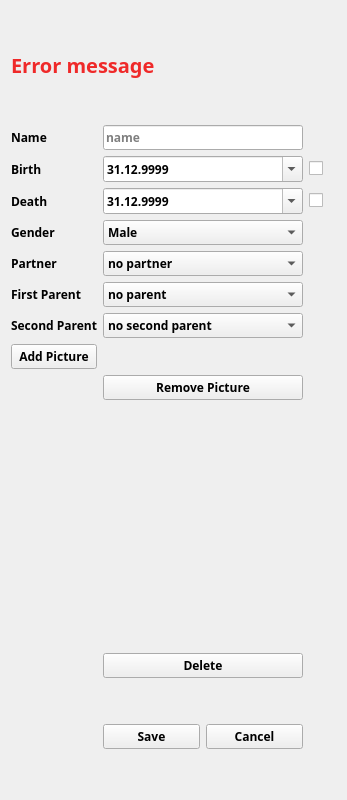
Before: the Qt Designer form FamilyTree/src/gui/editpanel.ui in moumitahmad/Stammbaum, drawn with Qt 5.
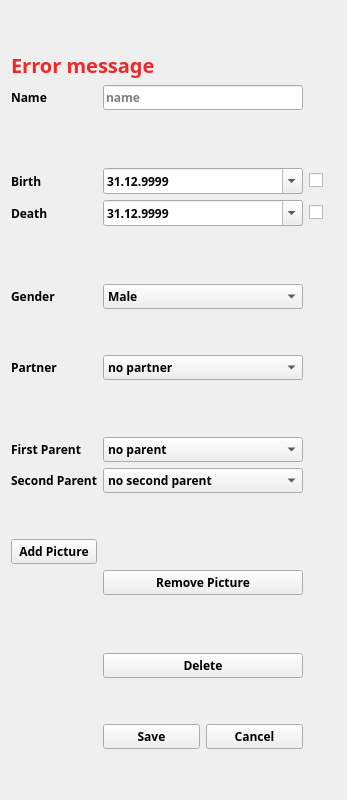
After: the same form once the commit is applied.

Patch:
```diff
--- a/FamilyTree/src/gui/editpanel.ui
+++ b/FamilyTree/src/gui/editpanel.ui
@@ -29,133 +29,9 @@
      </property>
     </widget>
    </item>
-   <item row="4" column="0">
-    <spacer name="verticalSpacer_4">
-     <property name="orientation">
-      <enum>Qt::Vertical</enum>
-     </property>
-     <property name="sizeType">
-      <enum>QSizePolicy::Minimum</enum>
-     </property>
-     <property name="sizeHint" stdset="0">
-      <size>
-       <width>20</width>
-       <height>40</height>
-      </size>
-     </property>
-    </spacer>
-   </item>
-   <item row="3" column="0">
+   <item row="2" column="0">
     <layout class="QGridLayout" name="gridLayout_3">
-     <item row="6" column="2">
-      <widget class="QComboBox" name="ChooseGender">
-       <property name="sizePolicy">
-        <sizepolicy hsizetype="Minimum" vsizetype="Fixed">
-         <horstretch>0</horstretch>
-         <verstretch>0</verstretch>
-        </sizepolicy>
-       </property>
-       <property name="minimumSize">
-        <size>
-         <width>200</width>
-         <height>0</height>
-        </size>
-       </property>
-       <property name="maximumSize">
-        <size>
-         <width>200</width>
-         <height>16777215</height>
-        </size>
-       </property>
-       <property name="font">
-        <font>
-         <family>Sawasdee</family>
-         <weight>75</weight>
-         <bold>true</bold>
-        </font>
-       </property>
-       <property name="currentText">
-        <string>Male</string>
-       </property>
-       <item>
-        <property name="text">
-         <string>Male</string>
-        </property>
-       </item>
-       <item>
-        <property name="text">
-         <string>Female</string>
-        </property>
-       </item>
-       <item>
-        <property name="text">
-         <string>Diverse</string>
-        </property>
-       </item>
-       <item>
-        <property name="text">
-         <string>Unknown</string>
-        </property>
-       </item>
-      </widget>
-     </item>
-     <item row="14" column="2">
-      <spacer name="verticalSpacer">
-       <property name="orientation">
-        <enum>Qt::Vertical</enum>
-       </property>
-       <property name="sizeType">
-        <enum>QSizePolicy::Expanding</enum>
-       </property>
-       <property name="sizeHint" stdset="0">
-        <size>
-         <width>20</width>
-         <height>40</height>
-        </size>
-       </property>
-      </spacer>
-     </item>
-     <item row="8" column="2">
-      <widget class="QComboBox" name="In_FirstParent">
-       <property name="font">
-        <font>
-         <family>Sawasdee</family>
-         <weight>75</weight>
-         <bold>true</bold>
-        </font>
-       </property>
-       <item>
-        <property name="text">
-         <string>no parent</string>
-        </property>
-       </item>
-      </widget>
-     </item>
-     <item row="5" column="3">
-      <widget class="QCheckBox" name="DeathCheckBox">
-       <property name="text">
-        <string/>
-       </property>
-       <property name="tristate">
-        <bool>false</bool>
-       </property>
-      </widget>
-     </item>
-     <item row="15" column="2">
-      <widget class="QPushButton" name="ButtonDelete">
-       <property name="font">
-        <font>
-         <family>Sawasdee</family>
-         <weight>75</weight>
-         <bold>true</bold>
-        </font>
-       </property>
-       <property name="text">
-        <string>Delete</string>
-       </property>
-      </widget>
-     </item>
-     <item row="9" column="0">
+     <item row="12" column="0">
       <widget class="QLabel" name="label_2">
        <property name="font">
         <font>
@@ -169,8 +45,8 @@
        </property>
       </widget>
      </item>
-     <item row="3" column="0">
-      <widget class="QLabel" name="LabelBirth">
+     <item row="11" column="0">
+      <widget class="QLabel" name="firstParentLabel">
        <property name="font">
         <font>
          <family>Sawasdee</family>
@@ -179,26 +55,10 @@
         </font>
        </property>
        <property name="text">
-        <string>Birth</string>
+        <string>First Parent</string>
        </property>
       </widget>
      </item>
-     <item row="16" column="2">
-      <spacer name="verticalSpacer_2">
-       <property name="orientation">
-        <enum>Qt::Vertical</enum>
-       </property>
-       <property name="sizeType">
-        <enum>QSizePolicy::Minimum</enum>
-       </property>
-       <property name="sizeHint" stdset="0">
-        <size>
-         <width>20</width>
-         <height>40</height>
-        </size>
-       </property>
-      </spacer>
-     </item>
      <item row="3" column="3">
       <widget class="QCheckBox" name="BirthCheckBox">
        <property name="text">
@@ -209,34 +69,6 @@
        </property>
       </widget>
      </item>
-     <item row="6" column="0">
-      <widget class="QLabel" name="LabelGender">
-       <property name="font">
-        <font>
-         <family>Sawasdee</family>
-         <weight>75</weight>
-         <bold>true</bold>
-        </font>
-       </property>
-       <property name="text">
-        <string>Gender</string>
-       </property>
-      </widget>
-     </item>
-     <item row="5" column="0">
-      <widget class="QLabel" name="LabelDeath">
-       <property name="font">
-        <font>
-         <family>Sawasdee</family>
-         <weight>75</weight>
-         <bold>true</bold>
-        </font>
-       </property>
-       <property name="text">
-        <string>Death</string>
-       </property>
-      </widget>
-     </item>
      <item row="1" column="0">
       <widget class="QLabel" name="LabelName">
        <property name="font">
@@ -251,93 +83,6 @@
        </property>
       </widget>
      </item>
-     <item row="7" column="2">
-      <widget class="QComboBox" name="ChoosePartner">
-       <property name="font">
-        <font>
-         <family>Sawasdee</family>
-         <weight>75</weight>
-         <bold>true</bold>
-        </font>
-       </property>
-       <item>
-        <property name="text">
-         <string>no partner</string>
-        </property>
-       </item>
-      </widget>
-     </item>
-     <item row="10" column="0">
-      <widget class="QPushButton" name="ButtonAddPicture">
-       <property name="font">
-        <font>
-         <family>Sawasdee</family>
-         <weight>75</weight>
-         <bold>true</bold>
-        </font>
-       </property>
-       <property name="text">
-        <string>Add Picture</string>
-       </property>
-      </widget>
-     </item>
-     <item row="9" column="2">
-      <widget class="QComboBox" name="In_SecondParent">
-       <property name="font">
-        <font>
-         <family>Sawasdee</family>
-         <weight>75</weight>
-         <bold>true</bold>
-        </font>
-       </property>
-       <item>
-        <property name="text">
-         <string>no second parent</string>
-        </property>
-       </item>
-      </widget>
-     </item>
-     <item row="3" column="2">
-      <widget class="QDateEdit" name="ChoosenBirth">
-       <property name="font">
-        <font>
-         <family>Sawasdee</family>
-         <weight>75</weight>
-         <bold>true</bold>
-        </font>
-       </property>
-       <property name="dateTime">
-        <datetime>
-         <hour>0</hour>
-         <minute>0</minute>
-         <second>0</second>
-         <year>9999</year>
-         <month>12</month>
-         <day>31</day>
-        </datetime>
-       </property>
-       <property name="displayFormat">
-        <string>dd.MM.yyyy</string>
-       </property>
-       <property name="calendarPopup">
-        <bool>true</bool>
-       </property>
-      </widget>
-     </item>
-     <item row="7" column="0">
-      <widget class="QLabel" name="label">
-       <property name="font">
-        <font>
-         <family>Sawasdee</family>
-         <weight>75</weight>
-         <bold>true</bold>
-        </font>
-       </property>
-       <property name="text">
-        <string>Partner</string>
-       </property>
-      </widget>
-     </item>
      <item row="1" column="2">
       <widget class="QLineEdit" name="In_Name">
        <property name="sizePolicy">
@@ -370,51 +115,7 @@
        </property>
       </widget>
      </item>
-     <item row="5" column="2">
-      <widget class="QDateEdit" name="ChoosenDeath">
-       <property name="enabled">
-        <bool>true</bool>
-       </property>
-       <property name="font">
-        <font>
-         <family>Sawasdee</family>
-         <weight>75</weight>
-         <bold>true</bold>
-        </font>
-       </property>
-       <property name="dateTime">
-        <datetime>
-         <hour>0</hour>
-         <minute>0</minute>
-         <second>0</second>
-         <year>9999</year>
-         <month>12</month>
-         <day>31</day>
-        </datetime>
-       </property>
-       <property name="displayFormat">
-        <string>dd.MM.yyyy</string>
-       </property>
-       <property name="calendarPopup">
-        <bool>true</bool>
-       </property>
-      </widget>
-     </item>
-     <item row="8" column="0">
-      <widget class="QLabel" name="firstParentLabel">
-       <property name="font">
-        <font>
-         <family>Sawasdee</family>
-         <weight>75</weight>
-         <bold>true</bold>
-        </font>
-       </property>
-       <property name="text">
-        <string>First Parent</string>
-       </property>
-      </widget>
-     </item>
-     <item row="18" column="2">
+     <item row="22" column="2">
       <layout class="QHBoxLayout" name="horizontalLayout_3">
        <item>
         <widget class="QPushButton" name="ButtonSave">
@@ -446,7 +147,200 @@
        </item>
       </layout>
      </item>
-     <item row="10" column="2">
+     <item row="9" column="0">
+      <widget class="QLabel" name="label">
+       <property name="font">
+        <font>
+         <family>Sawasdee</family>
+         <weight>75</weight>
+         <bold>true</bold>
+        </font>
+       </property>
+       <property name="text">
+        <string>Partner</string>
+       </property>
+      </widget>
+     </item>
+     <item row="3" column="2">
+      <widget class="QDateEdit" name="ChoosenBirth">
+       <property name="font">
+        <font>
+         <family>Sawasdee</family>
+         <weight>75</weight>
+         <bold>true</bold>
+        </font>
+       </property>
+       <property name="dateTime">
+        <datetime>
+         <hour>0</hour>
+         <minute>0</minute>
+         <second>0</second>
+         <year>9999</year>
+         <month>12</month>
+         <day>31</day>
+        </datetime>
+       </property>
+       <property name="displayFormat">
+        <string>dd.MM.yyyy</string>
+       </property>
+       <property name="calendarPopup">
+        <bool>true</bool>
+       </property>
+      </widget>
+     </item>
+     <item row="19" column="2">
+      <widget class="QPushButton" name="ButtonDelete">
+       <property name="font">
+        <font>
+         <family>Sawasdee</family>
+         <weight>75</weight>
+         <bold>true</bold>
+        </font>
+       </property>
+       <property name="text">
+        <string>Delete</string>
+       </property>
+      </widget>
+     </item>
+     <item row="20" column="2">
+      <spacer name="verticalSpacer_2">
+       <property name="orientation">
+        <enum>Qt::Vertical</enum>
+       </property>
+       <property name="sizeType">
+        <enum>QSizePolicy::Minimum</enum>
+       </property>
+       <property name="sizeHint" stdset="0">
+        <size>
+         <width>20</width>
+         <height>40</height>
+        </size>
+       </property>
+      </spacer>
+     </item>
+     <item row="15" column="2">
+      <widget class="QPushButton" name="ButtonRemovePicture">
+       <property name="font">
+        <font>
+         <family>Sawasdee</family>
+         <weight>75</weight>
+         <bold>true</bold>
+        </font>
+       </property>
+       <property name="text">
+        <string>Remove Picture</string>
+       </property>
+      </widget>
+     </item>
+     <item row="3" column="0">
+      <widget class="QLabel" name="LabelBirth">
+       <property name="font">
+        <font>
+         <family>Sawasdee</family>
+         <weight>75</weight>
+         <bold>true</bold>
+        </font>
+       </property>
+       <property name="text">
+        <string>Birth</string>
+       </property>
+      </widget>
+     </item>
+     <item row="5" column="3">
+      <widget class="QCheckBox" name="DeathCheckBox">
+       <property name="text">
+        <string/>
+       </property>
+       <property name="tristate">
+        <bool>false</bool>
+       </property>
+      </widget>
+     </item>
+     <item row="9" column="2">
+      <widget class="QComboBox" name="ChoosePartner">
+       <property name="font">
+        <font>
+         <family>Sawasdee</family>
+         <weight>75</weight>
+         <bold>true</bold>
+        </font>
+       </property>
+       <item>
+        <property name="text">
+         <string>no partner</string>
+        </property>
+       </item>
+      </widget>
+     </item>
+     <item row="13" column="2">
+      <spacer name="verticalSpacer_6">
+       <property name="orientation">
+        <enum>Qt::Vertical</enum>
+       </property>
+       <property name="sizeType">
+        <enum>QSizePolicy::Minimum</enum>
+       </property>
+       <property name="sizeHint" stdset="0">
+        <size>
+         <width>20</width>
+         <height>40</height>
+        </size>
+       </property>
+      </spacer>
+     </item>
+     <item row="7" column="2">
+      <widget class="QComboBox" name="ChooseGender">
+       <property name="sizePolicy">
+        <sizepolicy hsizetype="Minimum" vsizetype="Fixed">
+         <horstretch>0</horstretch>
+         <verstretch>0</verstretch>
+        </sizepolicy>
+       </property>
+       <property name="minimumSize">
+        <size>
+         <width>200</width>
+         <height>0</height>
+        </size>
+       </property>
+       <property name="maximumSize">
+        <size>
+         <width>200</width>
+         <height>16777215</height>
+        </size>
+       </property>
+       <property name="font">
+        <font>
+         <family>Sawasdee</family>
+         <weight>75</weight>
+         <bold>true</bold>
+        </font>
+       </property>
+       <property name="currentText">
+        <string>Male</string>
+       </property>
+       <item>
+        <property name="text">
+         <string>Male</string>
+        </property>
+       </item>
+       <item>
+        <property name="text">
+         <string>Female</string>
+        </property>
+       </item>
+       <item>
+        <property name="text">
+         <string>Diverse</string>
+        </property>
+       </item>
+       <item>
+        <property name="text">
+         <string>Unknown</string>
+        </property>
+       </item>
+      </widget>
+     </item>
+     <item row="14" column="2">
       <widget class="QLabel" name="showImagePath">
        <property name="text">
         <string/>
@@ -459,8 +353,146 @@
        </property>
       </widget>
      </item>
+     <item row="14" column="0">
+      <widget class="QPushButton" name="ButtonAddPicture">
+       <property name="font">
+        <font>
+         <family>Sawasdee</family>
+         <weight>75</weight>
+         <bold>true</bold>
+        </font>
+       </property>
+       <property name="text">
+        <string>Add Picture</string>
+       </property>
+      </widget>
+     </item>
+     <item row="5" column="0">
+      <widget class="QLabel" name="LabelDeath">
+       <property name="font">
+        <font>
+         <family>Sawasdee</family>
+         <weight>75</weight>
+         <bold>true</bold>
+        </font>
+       </property>
+       <property name="text">
+        <string>Death</string>
+       </property>
+      </widget>
+     </item>
+     <item row="18" column="2">
+      <spacer name="verticalSpacer">
+       <property name="orientation">
+        <enum>Qt::Vertical</enum>
+       </property>
+       <property name="sizeType">
+        <enum>QSizePolicy::Expanding</enum>
+       </property>
+       <property name="sizeHint" stdset="0">
+        <size>
+         <width>20</width>
+         <height>40</height>
+        </size>
+       </property>
+      </spacer>
+     </item>
      <item row="11" column="2">
-      <widget class="QPushButton" name="ButtonRemovePicture">
+      <widget class="QComboBox" name="In_FirstParent">
+       <property name="font">
+        <font>
+         <family>Sawasdee</family>
+         <weight>75</weight>
+         <bold>true</bold>
+        </font>
+       </property>
+       <item>
+        <property name="text">
+         <string>no parent</string>
+        </property>
+       </item>
+      </widget>
+     </item>
+     <item row="10" column="2">
+      <spacer name="verticalSpacer_7">
+       <property name="orientation">
+        <enum>Qt::Vertical</enum>
+       </property>
+       <property name="sizeType">
+        <enum>QSizePolicy::Expanding</enum>
+       </property>
+       <property name="sizeHint" stdset="0">
+        <size>
+         <width>20</width>
+         <height>40</height>
+        </size>
+       </property>
+      </spacer>
+     </item>
+     <item row="2" column="2">
+      <spacer name="verticalSpacer_9">
+       <property name="orientation">
+        <enum>Qt::Vertical</enum>
+       </property>
+       <property name="sizeType">
+        <enum>QSizePolicy::Expanding</enum>
+       </property>
+       <property name="sizeHint" stdset="0">
+        <size>
+         <width>20</width>
+         <height>40</height>
+        </size>
+       </property>
+      </spacer>
+     </item>
+     <item row="5" column="2">
+      <widget class="QDateEdit" name="ChoosenDeath">
+       <property name="enabled">
+        <bool>true</bool>
+       </property>
+       <property name="font">
+        <font>
+         <family>Sawasdee</family>
+         <weight>75</weight>
+         <bold>true</bold>
+        </font>
+       </property>
+       <property name="dateTime">
+        <datetime>
+         <hour>0</hour>
+         <minute>0</minute>
+         <second>0</second>
+         <year>9999</year>
+         <month>12</month>
+         <day>31</day>
+        </datetime>
+       </property>
+       <property name="displayFormat">
+        <string>dd.MM.yyyy</string>
+       </property>
+       <property name="calendarPopup">
+        <bool>true</bool>
+       </property>
+      </widget>
+     </item>
+     <item row="8" column="2">
+      <spacer name="verticalSpacer_8">
+       <property name="orientation">
+        <enum>Qt::Vertical</enum>
+       </property>
+       <property name="sizeType">
+        <enum>QSizePolicy::Minimum</enum>
+       </property>
+       <property name="sizeHint" stdset="0">
+        <size>
+         <width>20</width>
+         <height>40</height>
+        </size>
+       </property>
+      </spacer>
+     </item>
+     <item row="7" column="0">
+      <widget class="QLabel" name="LabelGender">
        <property name="font">
         <font>
          <family>Sawasdee</family>
@@ -469,12 +501,60 @@
         </font>
        </property>
        <property name="text">
-        <string>Remove Picture</string>
+        <string>Gender</string>
        </property>
       </widget>
      </item>
+     <item row="12" column="2">
+      <widget class="QComboBox" name="In_SecondParent">
+       <property name="font">
+        <font>
+         <family>Sawasdee</family>
+         <weight>75</weight>
+         <bold>true</bold>
+        </font>
+       </property>
+       <item>
+        <property name="text">
+         <string>no second parent</string>
+        </property>
+       </item>
+      </widget>
+     </item>
+     <item row="6" column="2">
+      <spacer name="verticalSpacer_10">
+       <property name="orientation">
+        <enum>Qt::Vertical</enum>
+       </property>
+       <property name="sizeType">
+        <enum>QSizePolicy::Expanding</enum>
+       </property>
+       <property name="sizeHint" stdset="0">
+        <size>
+         <width>20</width>
+         <height>40</height>
+        </size>
+       </property>
+      </spacer>
+     </item>
     </layout>
    </item>
+   <item row="3" column="0">
+    <spacer name="verticalSpacer_4">
+     <property name="orientation">
+      <enum>Qt::Vertical</enum>
+     </property>
+     <property name="sizeType">
+      <enum>QSizePolicy::Minimum</enum>
+     </property>
+     <property name="sizeHint" stdset="0">
+      <size>
+       <width>20</width>
+       <height>40</height>
+      </size>
+     </property>
+    </spacer>
+   </item>
    <item row="0" column="0">
     <spacer name="verticalSpacer_3">
      <property name="orientation">
@@ -491,22 +571,6 @@
      </property>
     </spacer>
    </item>
-   <item row="2" column="0">
-    <spacer name="verticalSpacer_5">
-     <property name="orientation">
-      <enum>Qt::Vertical</enum>
-     </property>
-     <property name="sizeType">
-      <enum>QSizePolicy::Minimum</enum>
-     </property>
-     <property name="sizeHint" stdset="0">
-      <size>
-       <width>20</width>
-       <height>40</height>
-      </size>
-     </property>
-    </spacer>
-   </item>
   </layout>
  </widget>
  <resources/>
```
